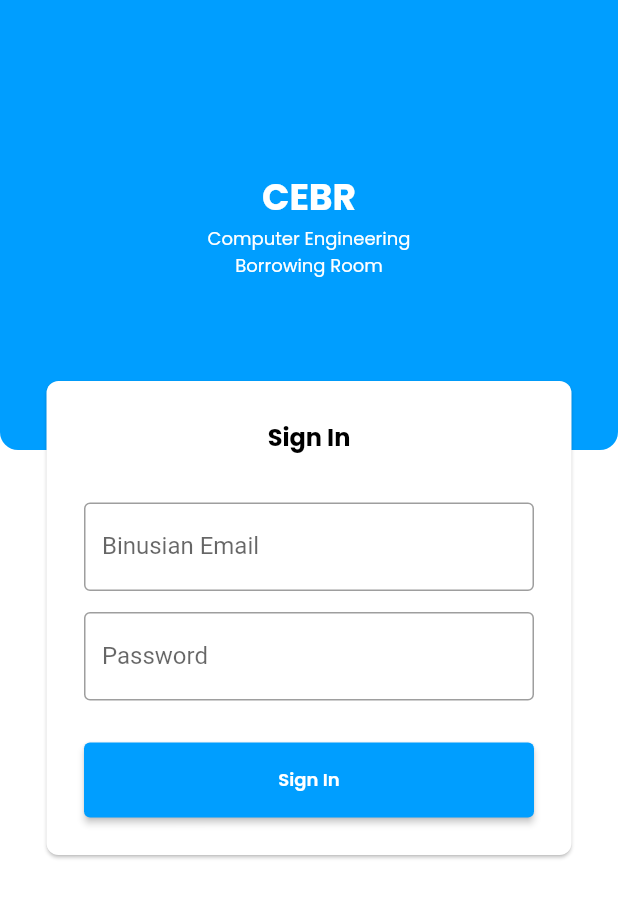
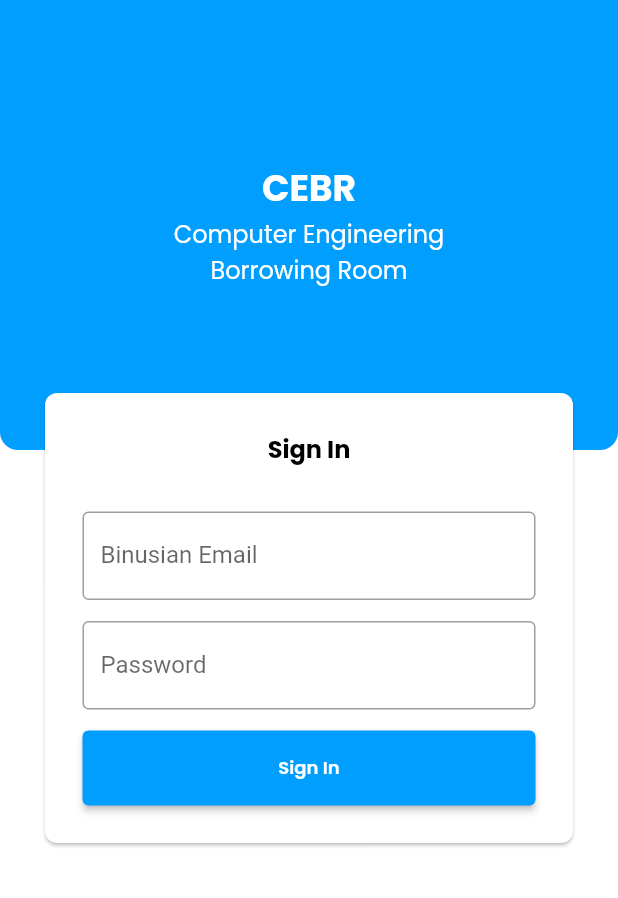
Before and after one commit to joheee/CEBR, a Flutter app: the screen it shows after launch, on a phone screen of 412 x 824 dp. Shown: the top 898 px of the screen. Run offline on Flutter 3.47's test engine with Material 2 defaults, Android fonts, the light colour scheme and no system bars; our stand-ins replace animated_splash_screen, cloud_firestore, firebase_auth, firebase_core, flutter_svg, google_nav_bar and 3 more; accounts and stored records are empty.

Commit message:
login optimization and home page initialization

```diff
--- /dev/null
+++ b/lib/config/logged_user.dart
@@ -0,0 +1,6 @@
+class LoggedUser {
+  static String? currEmail;
+  static String? currRole;
+  static String? currFullName;
+  static String? currStudentId;
+}
--- a/lib/config/variable.dart
+++ b/lib/config/variable.dart
@@ -2,3 +2,4 @@ import 'package:flutter/material.dart';
 
 Color primaryColor = const Color(0xffFFFFFF);
 Color secondaryColor = const Color(0xff009EFF);
+Color bottomBarTabBackgroundColor = const Color(0xff009EFF);
--- a/lib/custom/banner_component.dart
+++ b/lib/custom/banner_component.dart
@@ -1,6 +1,9 @@
+import 'package:animated_splash_screen/animated_splash_screen.dart';
 import 'package:cebr/config/variable.dart';
 import 'package:cebr/custom/text_component.dart';
+import 'package:cebr/pages/loading.dart';
 import 'package:flutter/material.dart';
+import 'package:page_transition/page_transition.dart';
 
 
 Widget ceirCircle() => CircleAvatar(
@@ -14,7 +17,14 @@ Widget ceirText() => Column(
       children: [
         textTemplate('CEBR', Colors.white, 24.0, 'PoppinsBold'),
         textTemplate(
-            'Computer Engineering', Colors.white, 12.0, 'PoppinsRegular'),
-        textTemplate('Borrowing Room', Colors.white, 12.0, 'PoppinsRegular'),
-      ],
-    );
+            'Computer Engineering', Colors.white, 16.0, 'PoppinsRegular'),
+        textTemplate('Borrowing Room', Colors.white, 16.0, 'PoppinsRegular')]);
+
+Widget cebrSplashScreen() => AnimatedSplashScreen(
+      splash: ceirCircle(),
+      splashIconSize: 270.0,
+      duration: 2000,
+      backgroundColor: secondaryColor,
+      splashTransition: SplashTransition.fadeTransition,
+      pageTransitionType: PageTransitionType.fade,
+      nextScreen: const MaterialApp(home: Scaffold(body: LoadingPage())));
--- /dev/null
+++ b/lib/custom/header_component.dart
@@ -0,0 +1,14 @@
+import 'package:cebr/config/variable.dart';
+import 'package:flutter/material.dart';
+
+Widget loginHeader(Widget child) => Container(
+      height: 300,
+      decoration: BoxDecoration(
+          color: secondaryColor,
+          borderRadius: const BorderRadius.only(
+              bottomLeft: Radius.circular(12.0),
+              bottomRight: Radius.circular(12.0))),
+      child: Center(
+        child: child,
+      ),
+    );
--- /dev/null
+++ b/lib/custom/input_component.dart
@@ -0,0 +1,9 @@
+import 'package:flutter/material.dart';
+
+Widget textFieldInput(TextEditingController controller, String labelText, bool obscureText) =>
+    TextField(
+      controller: controller,
+      obscureText: obscureText,
+      decoration: InputDecoration(
+          labelText: labelText, border: const OutlineInputBorder()),
+    );
--- /dev/null
+++ b/lib/firebase/firebase_util.dart
@@ -0,0 +1,3 @@
+import 'package:cloud_firestore/cloud_firestore.dart';
+
+FirebaseFirestore firestoreInstance = FirebaseFirestore.instance;
--- a/lib/main.dart
+++ b/lib/main.dart
@@ -1,8 +1,5 @@
-import 'package:animated_splash_screen/animated_splash_screen.dart';
-import 'package:cebr/config/variable.dart';
 import 'package:cebr/firebase_options.dart';
 import 'package:cebr/custom/banner_component.dart';
-import 'package:cebr/view/login.dart';
 import 'package:firebase_core/firebase_core.dart';
 import 'package:flutter/material.dart';
 
@@ -14,8 +11,8 @@ Future<void> main() async {
 
 class MyApp extends StatelessWidget {
   const MyApp({super.key});
+  // This widget is the root of your application.
 
-  // This widget is the root of your application.
   @override
   Widget build(BuildContext context) {
     return MaterialApp(
@@ -24,13 +21,4 @@ class MyApp extends StatelessWidget {
       ),
     );
   }
-
-  AnimatedSplashScreen cebrSplashScreen() {
-    return AnimatedSplashScreen(
-        splash: ceirCircle(),
-        splashIconSize: 270.0,
-        duration: 2000,
-        backgroundColor: secondaryColor,
-        nextScreen: const MaterialApp(home: Scaffold(body: LoginPage())));
-  }
 }
--- /dev/null
+++ b/lib/pages/loading.dart
@@ -0,0 +1,33 @@
+import 'package:cebr/config/variable.dart';
+import 'package:cebr/controller/login_controller.dart';
+import 'package:flutter/material.dart';
+import 'package:loading_animation_widget/loading_animation_widget.dart';
+
+class LoadingPage extends StatefulWidget {
+  const LoadingPage({super.key});
+
+  @override
+  State<LoadingPage> createState() => _LoadingPageState();
+}
+
+class _LoadingPageState extends State<LoadingPage> {
+  @override
+  void initState() {
+    handleCurrentUser(context);
+    super.initState();
+  }
+
+  @override
+  Widget build(BuildContext context) {
+    return MaterialApp(
+      home: Scaffold(
+      backgroundColor: secondaryColor,
+      body: Center(
+        child: LoadingAnimationWidget.fourRotatingDots(
+          color: primaryColor,
+          size: 200,
+        ),
+      ),
+    ));
+  }
+}
--- a/lib/view/login.dart
+++ b/lib/pages/login.dart
@@ -1,10 +1,10 @@
 import 'package:cebr/config/variable.dart';
-import 'package:cebr/custom/notification_component.dart';
-import 'package:cebr/custom/snack_bar/content_type.dart';
+import 'package:cebr/controller/login_controller.dart';
+import 'package:cebr/custom/header_component.dart';
+import 'package:cebr/custom/input_component.dart';
 import 'package:cebr/custom/text_component.dart';
 import 'package:cebr/custom/banner_component.dart';
 import 'package:flutter/material.dart';
-import 'package:firebase_auth/firebase_auth.dart';
 
 class LoginPage extends StatefulWidget {
   const LoginPage({super.key});
@@ -16,7 +16,7 @@ class LoginPage extends StatefulWidget {
 class _LoginPageState extends State<LoginPage> {
   final binusianEmail = TextEditingController();
   final password = TextEditingController();
-  String errorMessage = '';
+
   @override
   void dispose() {
     binusianEmail.dispose();
@@ -24,20 +24,9 @@ class _LoginPageState extends State<LoginPage> {
     super.dispose();
   }
 
-  void handleLogin() async {
-    String binusianEmailText = binusianEmail.text;
-    String passwordText = password.text;
-
-    try {
-      await FirebaseAuth.instance.signInWithEmailAndPassword(
-          email: binusianEmailText, password: passwordText);
-    // ignore: unused_catch_clause
-    } on FirebaseAuthException catch (e) {
-      notificationSnackBar(context, 'oh snap!', 'invalid credentials :)', ContentType.failure);
-      return;
-    }
-    // ignore: use_build_context_synchronously
-    notificationSnackBar(context, 'success login!', 'hola user!', ContentType.success);
+  @override
+  void initState() {
+    super.initState();
   }
 
   @override
@@ -48,12 +37,12 @@ class _LoginPageState extends State<LoginPage> {
           backgroundColor: primaryColor,
           body: Stack(
             children: [
-              Positioned(child: loginHeader()),
+              Positioned(child: loginHeader(ceirText())),
               Positioned(
                 child: Center(
                     child: SizedBox(
                   child: Card(
-                      margin: const EdgeInsets.all(31.0),
+                      margin: const EdgeInsets.all(30.0),
                       shape: RoundedRectangleBorder(
                           borderRadius: BorderRadius.circular(8)),
                       child: Container(
@@ -65,28 +54,15 @@ class _LoginPageState extends State<LoginPage> {
                           children: [
                             textTemplate(
                                 'Sign In', Colors.black, 16.0, 'PoppinsBold'),
-                            const SizedBox(
-                              height: 32,
-                            ),
-                            TextField(
-                              controller: binusianEmail,
-                              decoration: const InputDecoration(
-                                  labelText: 'Binusian Email',
-                                  border: OutlineInputBorder()),
-                            ),
+                            const SizedBox(height: 30),
+                            textFieldInput(
+                                binusianEmail, 'Binusian Email', false),
                             const SizedBox(height: 14),
-                            TextField(
-                              controller: password,
-                              obscureText: true,
-                              decoration: const InputDecoration(
-                                  labelText: 'Password',
-                                  border: OutlineInputBorder()),
-                            ),
-                            const SizedBox(height: 14),
+                            textFieldInput(password, 'Password', true),
                             const SizedBox(height: 14),
                             ElevatedButton(
                                 onPressed: () {
-                                  handleLogin();
+                                  handleLogin(context, binusianEmail.text,password.text);
                                 },
                                 style: ElevatedButton.styleFrom(
                                     backgroundColor: secondaryColor,
@@ -103,15 +79,3 @@ class _LoginPageState extends State<LoginPage> {
     );
   }
 }
-
-Widget loginHeader() => Container(
-      height: 300,
-      decoration: BoxDecoration(
-          color: secondaryColor,
-          borderRadius: const BorderRadius.only(
-              bottomLeft: Radius.circular(12.0),
-              bottomRight: Radius.circular(12.0))),
-      child: Center(
-        child: ceirText(),
-      ),
-    );
--- a/pubspec.yaml
+++ b/pubspec.yaml
@@ -37,6 +37,12 @@ dependencies:
   animated_splash_screen: ^1.3.0
   firebase_auth: ^4.2.6
   flutter_svg: ^1.1.6
+  google_nav_bar: ^5.0.6
+  line_icons: ^2.0.1
+  firebase_database: ^10.0.10
+  cloud_firestore: ^4.3.2
+  loading_animation_widget: ^1.2.0+4
+  page_transition: ^2.0.9
 
 dev_dependencies:
   flutter_test:
```
Also changed, not shown: lib/controller/login_controller.dart (added, +44 -0 lines), lib/pages/home.dart (added, +66 -0 lines), pubspec.lock, 1 other file.
